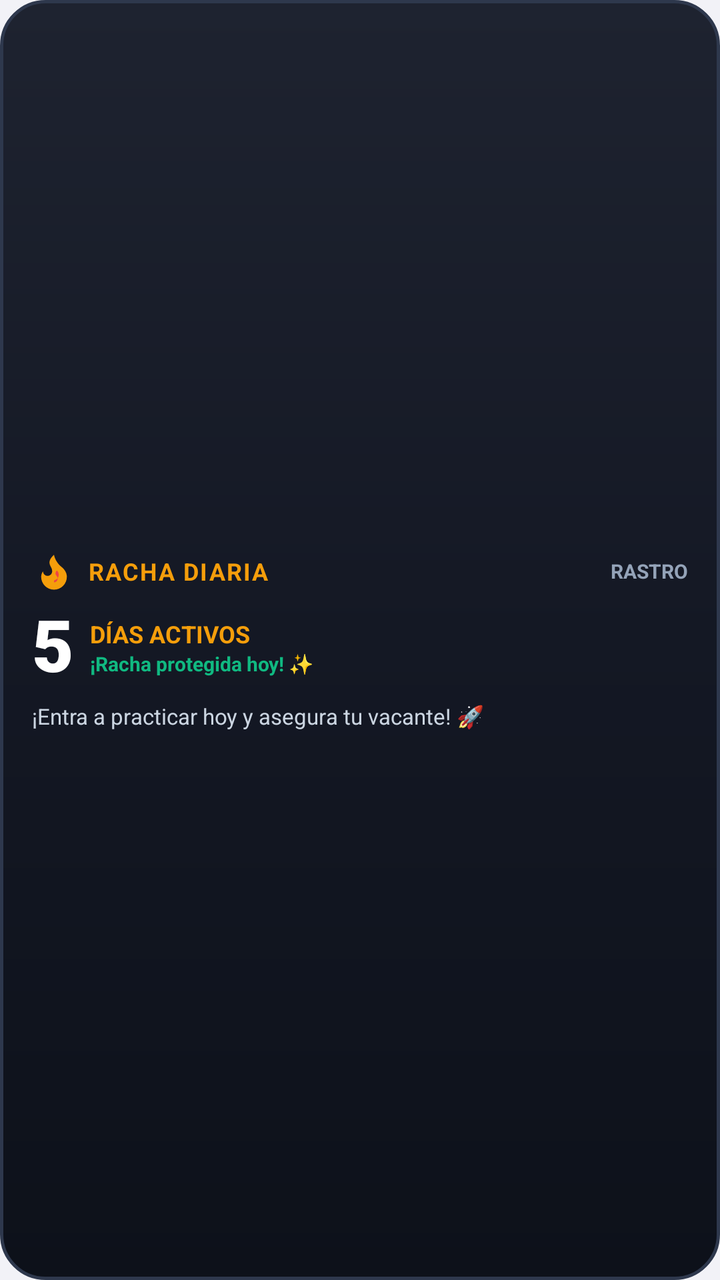
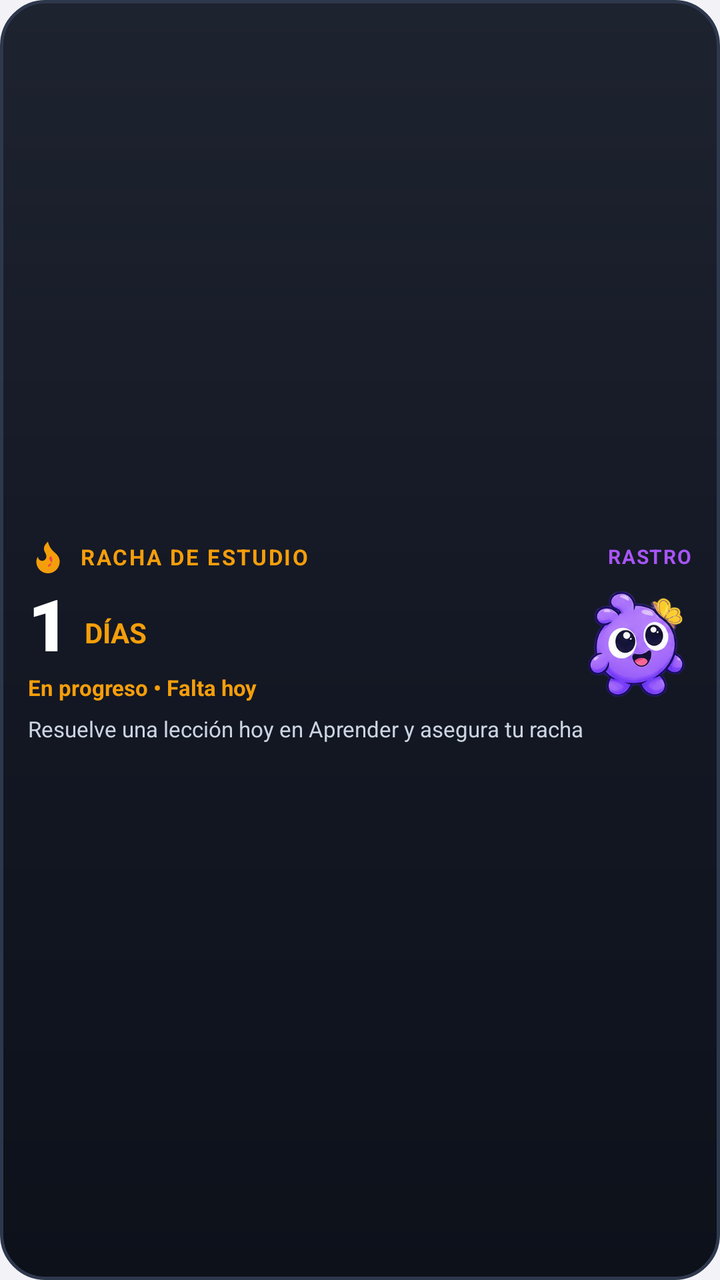

An Android layout rendered at two revisions. The XML below is the earlier revision; the diff shows what the commit changed to produce the second picture.
<!-- AndroidManifest.xml: application theme AppTheme -->
<!-- res/layout/widget_daily_streak.xml -->
<?xml version="1.0" encoding="utf-8"?>
<LinearLayout xmlns:android="http://schemas.android.com/apk/res/android"
    android:id="@+id/widget_daily_root"
    android:layout_width="match_parent"
    android:layout_height="match_parent"
    android:orientation="vertical"
    android:background="@drawable/widget_background"
    android:padding="16dp"
    android:gravity="center_vertical">

    
    <LinearLayout
        android:layout_width="match_parent"
        android:layout_height="wrap_content"
        android:orientation="horizontal"
        android:gravity="center_vertical"
        android:layout_marginBottom="6dp">

        <ImageView
            android:layout_width="22dp"
            android:layout_height="22dp"
            android:src="@drawable/ic_flame_vector"
            android:contentDescription="Llama de racha"
            android:layout_marginEnd="6dp" />

        <TextView
            android:layout_width="0dp"
            android:layout_height="wrap_content"
            android:layout_weight="1"
            android:text="RACHA DIARIA"
            android:textColor="#F59E0B"
            android:textSize="12sp"
            android:textStyle="bold"
            android:letterSpacing="0.06" />

        <TextView
            android:layout_width="wrap_content"
            android:layout_height="wrap_content"
            android:text="RASTRO"
            android:textColor="#94A3B8"
            android:textSize="10sp"
            android:textStyle="bold" />
    </LinearLayout>

    
    <LinearLayout
        android:layout_width="match_parent"
        android:layout_height="wrap_content"
        android:orientation="horizontal"
        android:gravity="center_vertical"
        android:layout_marginBottom="6dp">

        <TextView
            android:id="@+id/widget_daily_streak_number"
            android:layout_width="wrap_content"
            android:layout_height="wrap_content"
            android:text="5"
            android:textColor="#FFFFFF"
            android:textSize="36sp"
            android:textStyle="bold"
            android:fontFamily="sans-serif-black"
            android:includeFontPadding="false" />

        <LinearLayout
            android:layout_width="wrap_content"
            android:layout_height="wrap_content"
            android:orientation="vertical"
            android:layout_marginStart="8dp">

            <TextView
                android:layout_width="wrap_content"
                android:layout_height="wrap_content"
                android:text="DÍAS ACTIVOS"
                android:textColor="#F59E0B"
                android:textSize="12sp"
                android:textStyle="bold" />

            <TextView
                android:id="@+id/widget_daily_status_badge"
                android:layout_width="wrap_content"
                android:layout_height="wrap_content"
                android:text="¡Racha protegida hoy! ✨"
                android:textColor="#10B981"
                android:textSize="10sp"
                android:textStyle="bold" />
        </LinearLayout>
    </LinearLayout>

    
    <TextView
        android:id="@+id/widget_daily_message"
        android:layout_width="match_parent"
        android:layout_height="wrap_content"
        android:text="¡Entra a practicar hoy y asegura tu vacante! 🚀"
        android:textColor="#CBD5E1"
        android:textSize="11sp"
        android:lineSpacingExtra="1dp"
        android:maxLines="2"
        android:ellipsize="end" />

</LinearLayout>
<!-- resources referenced by this layout -->
<resources>
  <!-- drawable ic_flame_vector (drawable) -->
  <vector xmlns:android="http://schemas.android.com/apk/res/android"
      android:width="24dp"
      android:height="24dp"
      android:viewportWidth="24"
      android:viewportHeight="24">
      <path
          android:fillColor="#F59E0B"
          android:pathData="M8.5,14.5A2.5,2.5 0,0 0,11 12c0,-1.38 -0.5,-2 -1,-3 -1.072,-2.143 -0.224,-4.054 2,-6 0.5,2.5 2,4.9 4,6.5 2,1.6 3,3.5 3,5.5a7,7 0,1 1,-14 0c0,-1.153 0.433,-2.294 1,-3a2.5,2.5 0,0 0,2.5 2.5z" />
      <path
          android:fillColor="#EF4444"
          android:pathData="M12,18a2,2 0,0 0,2 -2c0,-0.8 -0.4,-1.3 -0.8,-1.8 -0.7,-0.9 -0.4,-1.8 0.4,-2.7a3.5,3.5 0,0 1,1 2.2c0,1.5 -0.9,2.8 -2.6,3.3z" />
  </vector>
  <!-- drawable widget_background (drawable) -->
  <?xml version="1.0" encoding="utf-8"?>
  <shape xmlns:android="http://schemas.android.com/apk/res/android"
      android:shape="rectangle">
      <corners android:radius="22dp" />
      <gradient
          android:startColor="#1E2330"
          android:centerColor="#141824"
          android:endColor="#0D111A"
          android:angle="270" />
      <stroke
          android:width="1.5dp"
          android:color="#2E384D" />
  </shape>
  <style name="AppTheme" parent="Theme.AppCompat.Light.DarkActionBar">
          
          <item name="colorPrimary">@color/colorPrimary</item>
          <item name="colorPrimaryDark">@color/colorPrimaryDark</item>
          <item name="colorAccent">@color/colorAccent</item>
          
          <item name="android:windowBackground">#F2F2F7</item>
      </style>
</resources>

<!-- the commit's change to res/layout/widget_daily_streak.xml (unified diff, before → after) -->
@@ -5,7 +5,7 @@
     android:layout_height="match_parent"
     android:orientation="vertical"
     android:background="@drawable/widget_background"
-    android:padding="16dp"
+    android:padding="14dp"
     android:gravity="center_vertical">
 
     
@@ -14,11 +14,11 @@
         android:layout_height="wrap_content"
         android:orientation="horizontal"
         android:gravity="center_vertical"
-        android:layout_marginBottom="6dp">
+        android:layout_marginBottom="4dp">
 
         <ImageView
-            android:layout_width="22dp"
-            android:layout_height="22dp"
+            android:layout_width="20dp"
+            android:layout_height="20dp"
             android:src="@drawable/ic_flame_vector"
             android:contentDescription="Llama de racha"
             android:layout_marginEnd="6dp" />
@@ -27,19 +27,20 @@
             android:layout_width="0dp"
             android:layout_height="wrap_content"
             android:layout_weight="1"
-            android:text="RACHA DIARIA"
+            android:text="RACHA DE ESTUDIO"
             android:textColor="#F59E0B"
-            android:textSize="12sp"
+            android:textSize="11sp"
             android:textStyle="bold"
-            android:letterSpacing="0.06" />
+            android:letterSpacing="0.08" />
 
         <TextView
             android:layout_width="wrap_content"
             android:layout_height="wrap_content"
             android:text="RASTRO"
-            android:textColor="#94A3B8"
+            android:textColor="#A855F7"
             android:textSize="10sp"
-            android:textStyle="bold" />
+            android:textStyle="bold"
+            android:letterSpacing="0.06" />
     </LinearLayout>
 
     
@@ -47,43 +48,63 @@
         android:layout_width="match_parent"
         android:layout_height="wrap_content"
         android:orientation="horizontal"
-        android:gravity="center_vertical"
-        android:layout_marginBottom="6dp">
+        android:gravity="center_vertical">
 
-        <TextView
-            android:id="@+id/widget_daily_streak_number"
-            android:layout_width="wrap_content"
+        
+        <LinearLayout
+            android:layout_width="0dp"
             android:layout_height="wrap_content"
-            android:text="5"
-            android:textColor="#FFFFFF"
-            android:textSize="36sp"
-            android:textStyle="bold"
-            android:fontFamily="sans-serif-black"
-            android:includeFontPadding="false" />
+            android:layout_weight="1"
+            android:orientation="vertical">
 
-        <LinearLayout
-            android:layout_width="wrap_content"
-            android:layout_height="wrap_content"
-            android:orientation="vertical"
-            android:layout_marginStart="8dp">
-
-            <TextView
+            <LinearLayout
                 android:layout_width="wrap_content"
                 android:layout_height="wrap_content"
-                android:text="DÍAS ACTIVOS"
-                android:textColor="#F59E0B"
-                android:textSize="12sp"
-                android:textStyle="bold" />
+                android:orientation="horizontal"
+                android:gravity="bottom">
+
+                <TextView
+                    android:id="@+id/widget_daily_streak_number"
+                    android:layout_width="wrap_content"
+                    android:layout_height="wrap_content"
+                    android:text="1"
+                    android:textColor="#FFFFFF"
+                    android:textSize="36sp"
+                    android:textStyle="bold"
+                    android:fontFamily="sans-serif-black"
+                    android:includeFontPadding="false" />
+
+                <TextView
+                    android:layout_width="wrap_content"
+                    android:layout_height="wrap_content"
+                    android:text=" DÍAS"
+                    android:textColor="#F59E0B"
+                    android:textSize="14sp"
+                    android:textStyle="bold"
+                    android:layout_marginStart="4dp"
+                    android:layout_marginBottom="4dp" />
+            </LinearLayout>
 
             <TextView
                 android:id="@+id/widget_daily_status_badge"
                 android:layout_width="wrap_content"
                 android:layout_height="wrap_content"
-                android:text="¡Racha protegida hoy! ✨"
-                android:textColor="#10B981"
-                android:textSize="10sp"
-                android:textStyle="bold" />
+                android:text="En progreso • Falta hoy"
+                android:textColor="#F59E0B"
+                android:textSize="11sp"
+                android:textStyle="bold"
+                android:layout_marginTop="2dp" />
         </LinearLayout>
+
+        
+        <ImageView
+            android:id="@+id/widget_daily_mascot"
+            android:layout_width="54dp"
+            android:layout_height="54dp"
+            android:scaleType="fitCenter"
+            android:src="@drawable/mascot_orstty_happy"
+            android:contentDescription="Mascota ORSTTY"
+            android:layout_marginStart="8dp" />
     </LinearLayout>
 
     
@@ -91,10 +112,11 @@
         android:id="@+id/widget_daily_message"
         android:layout_width="match_parent"
         android:layout_height="wrap_content"
-        android:text="¡Entra a practicar hoy y asegura tu vacante! 🚀"
+        android:text="Resuelve una lección hoy en Aprender y asegura tu racha"
         android:textColor="#CBD5E1"
         android:textSize="11sp"
         android:lineSpacingExtra="1dp"
+        android:layout_marginTop="6dp"
         android:maxLines="2"
         android:ellipsize="end" />
 
<!-- resource entries referenced after the edit -->
@@ -13,6 +13,7 @@
           android:fillColor="#EF4444"
           android:pathData="M12,18a2,2 0,0 0,2 -2c0,-0.8 -0.4,-1.3 -0.8,-1.8 -0.7,-0.9 -0.4,-1.8 0.4,-2.7a3.5,3.5 0,0 1,1 2.2c0,1.5 -0.9,2.8 -2.6,3.3z" />
   </vector>
+  <!-- drawable mascot_orstty_happy: png bitmap (drawable, 78506 bytes) -->
   <!-- drawable widget_background (drawable) -->
   <?xml version="1.0" encoding="utf-8"?>
   <shape xmlns:android="http://schemas.android.com/apk/res/android"
